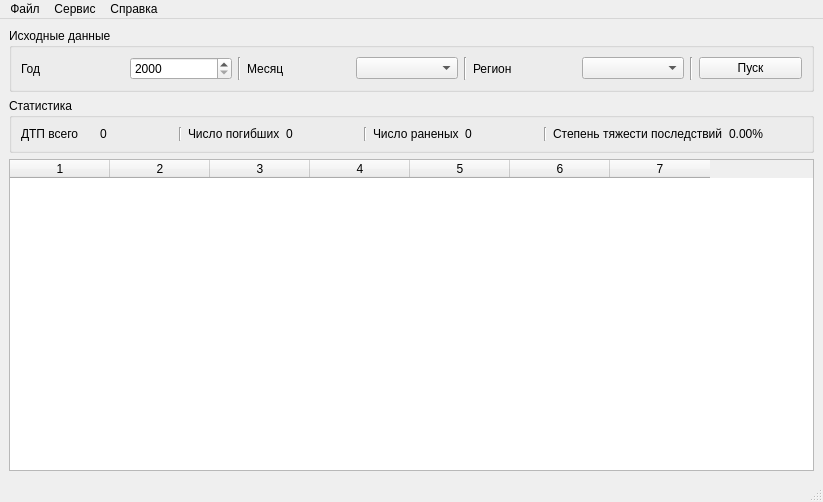
Before: the Qt Designer form ui/ui_mainwindow.ui in DoctorChe/GibddStat, drawn with Qt 5.
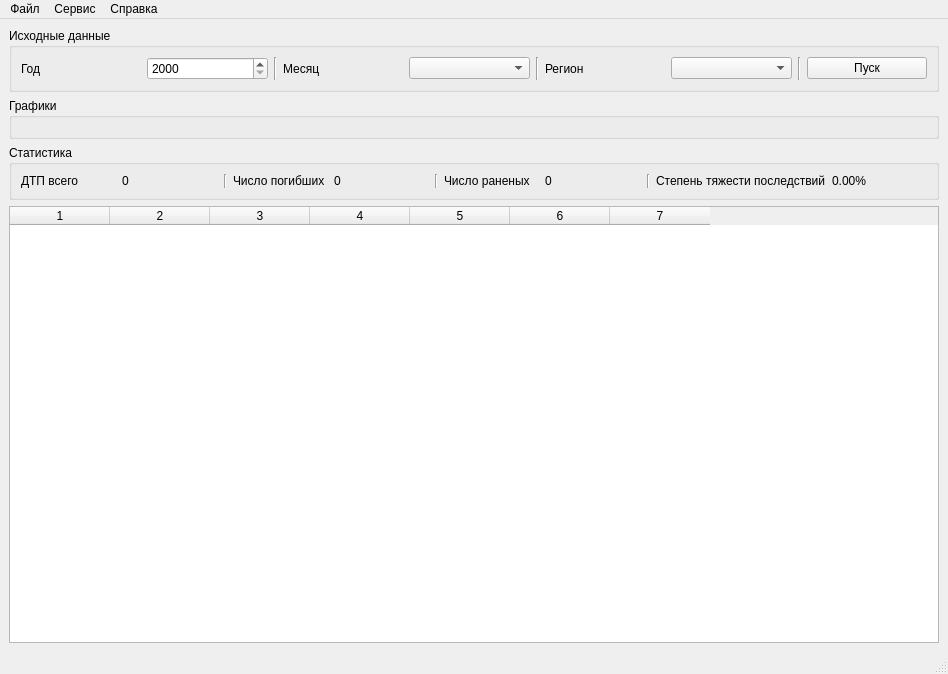
After: the same form once the commit is applied.

Commit message: add get_dtp_number_by_date

```diff
--- a/ui/ui_mainwindow.ui
+++ b/ui/ui_mainwindow.ui
@@ -6,8 +6,8 @@
    <rect>
     <x>0</x>
     <y>0</y>
-    <width>823</width>
-    <height>502</height>
+    <width>948</width>
+    <height>674</height>
    </rect>
   </property>
   <property name="windowTitle">
@@ -91,8 +91,18 @@
         </layout>
        </item>
       </layout>
-      <zorder>label</zorder>
-      <zorder>horizontalLayoutWidget</zorder>
+     </widget>
+    </item>
+    <item>
+     <widget class="QGroupBox" name="groupBox_graph">
+      <property name="title">
+       <string>Графики</string>
+      </property>
+      <layout class="QHBoxLayout" name="horizontalLayout_3">
+       <item>
+        <layout class="QVBoxLayout" name="verticalLayout_graph"/>
+       </item>
+      </layout>
      </widget>
     </item>
     <item>
@@ -206,7 +216,7 @@
     <rect>
      <x>0</x>
      <y>0</y>
-     <width>823</width>
+     <width>948</width>
      <height>25</height>
     </rect>
    </property>
```
The commit also changes 2 other files.
